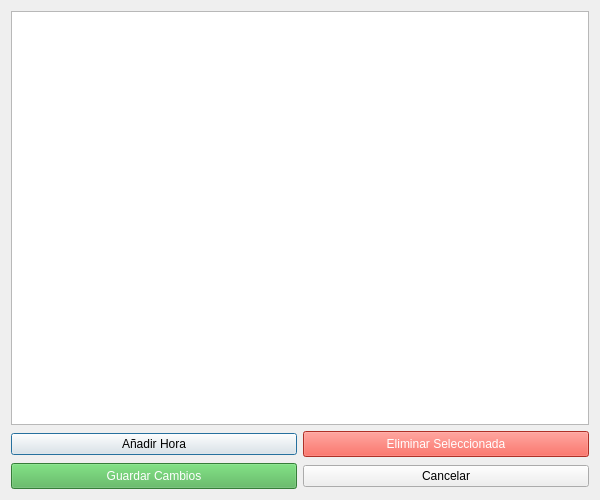
The window that src/ui/gestion_horas.ui (IvanJesusCorbalanPascual/Creador-de-Horarios) describes before a commit, drawn with Qt 5.
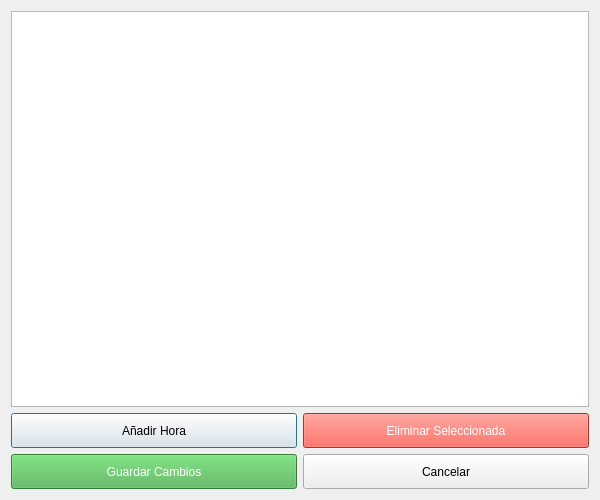
The same window after the commit.

The edit to the form file:
```diff
--- a/src/ui/gestion_horas.ui
+++ b/src/ui/gestion_horas.ui
@@ -28,6 +28,12 @@
     <layout class="QHBoxLayout" name="horizontalLayout_acciones">
      <item>
       <widget class="QPushButton" name="btn_add">
+       <property name="minimumSize">
+        <size>
+         <width>0</width>
+         <height>35</height>
+        </size>
+       </property>
        <property name="text">
         <string>Añadir Hora</string>
        </property>
@@ -38,6 +44,12 @@
      </item>
      <item>
       <widget class="QPushButton" name="btn_del">
+       <property name="minimumSize">
+        <size>
+         <width>0</width>
+         <height>35</height>
+        </size>
+       </property>
        <property name="styleSheet">
         <string notr="true">background-color: #f44336; color: white; padding: 5px;</string>
        </property>
@@ -55,6 +67,12 @@
     <layout class="QHBoxLayout" name="horizontalLayout_final">
      <item>
       <widget class="QPushButton" name="btn_save">
+       <property name="minimumSize">
+        <size>
+         <width>0</width>
+         <height>35</height>
+        </size>
+       </property>
        <property name="styleSheet">
         <string notr="true">background-color: #4CAF50; color: white; padding: 5px;</string>
        </property>
@@ -68,6 +86,12 @@
      </item>
      <item>
       <widget class="QPushButton" name="btn_cancel">
+       <property name="minimumSize">
+        <size>
+         <width>0</width>
+         <height>35</height>
+        </size>
+       </property>
        <property name="text">
         <string>Cancelar</string>
        </property>
```
